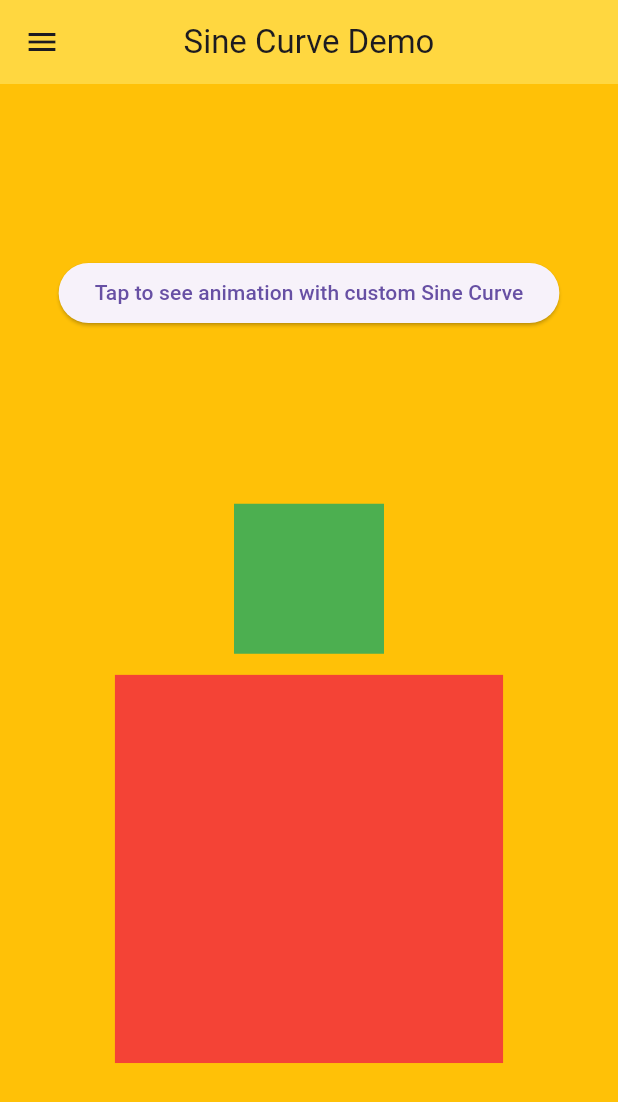
After one commit to sssloba/flutter_animations, a Flutter app: the SineCurveDemo screen opened directly, after a tap on "Tap to see animation with custom Sine Cu", on a phone screen of 412 x 824 dp. The commit adds this screen. Shown: the top 1102 px of the screen. Run offline on Flutter 3.47's test engine with Material 3 defaults, Android fonts, the phone set to English and light mode, and no system bars.

Commit message:
custom-sine-curve-animation

```diff
--- /dev/null
+++ b/lib/screens/sine_curve_demo.dart
@@ -0,0 +1,75 @@
+import 'dart:math';
+
+import 'package:flutter/material.dart';
+import 'package:flutter_animations/widgets/app_drawer.dart';
+
+class SineCurveDemo extends StatefulWidget {
+  const SineCurveDemo({super.key});
+
+  @override
+  State<SineCurveDemo> createState() => _SineCurveDemoState();
+}
+
+class _SineCurveDemoState extends State<SineCurveDemo> {
+  double scale = 1;
+  @override
+  Widget build(BuildContext context) {
+    return Scaffold(
+      drawer: const AppDrawer(),
+      appBar: AppBar(
+        title: const Text('Sine Curve Demo'),
+      ),
+      body: Center(
+        child: Stack(
+          alignment: AlignmentDirectional.center,
+          children: [
+            Column(
+              mainAxisAlignment: MainAxisAlignment.spaceAround,
+              children: [
+                ElevatedButton(
+                  onPressed: () {
+                    setState(() {
+                      scale = scale == 1 ? 3 : 1;
+                    });
+                  },
+                  child:
+                      const Text('Tap to see animation with custom Sine Curve'),
+                ),
+                AnimatedContainer(
+                  duration: const Duration(seconds: 3),
+                  color: Colors.red,
+                  height: 100 * scale,
+                  width: 100 * scale,
+                  curve: const SineCurve(count: 3),
+                ),
+              ],
+            ),
+            AnimatedPositioned(
+              bottom: 150 * scale,
+              duration: const Duration(seconds: 3),
+              curve: const SineCurve(count: 3),
+              child: const ColoredBox(
+                color: Colors.green,
+                child: SizedBox(
+                  height: 100,
+                  width: 100,
+                ),
+              ),
+            ),
+          ],
+        ),
+      ),
+    );
+  }
+}
+
+class SineCurve extends Curve {
+  final double count;
+
+  const SineCurve({this.count = 1.0});
+
+  @override
+  double transformInternal(double t) {
+    return sin(count * 2 * pi * t) * 0.5 + 0.5;
+  }
+}
--- a/lib/widgets/app_drawer.dart
+++ b/lib/widgets/app_drawer.dart
@@ -1,6 +1,7 @@
 import 'package:flutter/material.dart';
 import 'package:flutter_animations/screens/animated_container_demo.dart';
 import 'package:flutter_animations/screens/home_page.dart';
+import 'package:flutter_animations/screens/sine_curve_demo.dart';
 import 'package:flutter_animations/widgets/drawer_tile.dart';
 
 class AppDrawer extends StatelessWidget {
@@ -12,7 +13,8 @@ class AppDrawer extends StatelessWidget {
       child: ListView(
         children: const [
           DrawerTile('Home Page', HomePage()),
-          DrawerTile('Animated Container Demo', AnimatedContainerDemo())
+          DrawerTile('Animated Container Demo', AnimatedContainerDemo()),
+          DrawerTile('Sine Curve Demo', SineCurveDemo())
         ],
       ),
     );
```
Also changed, not shown: pubspec.lock.
